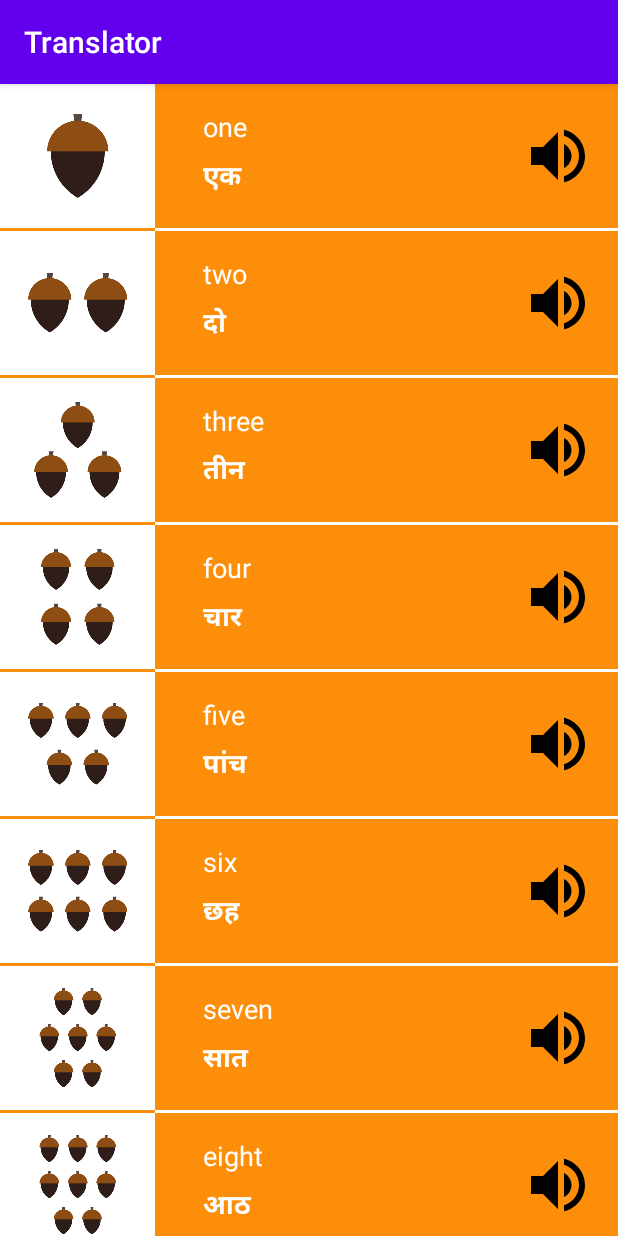
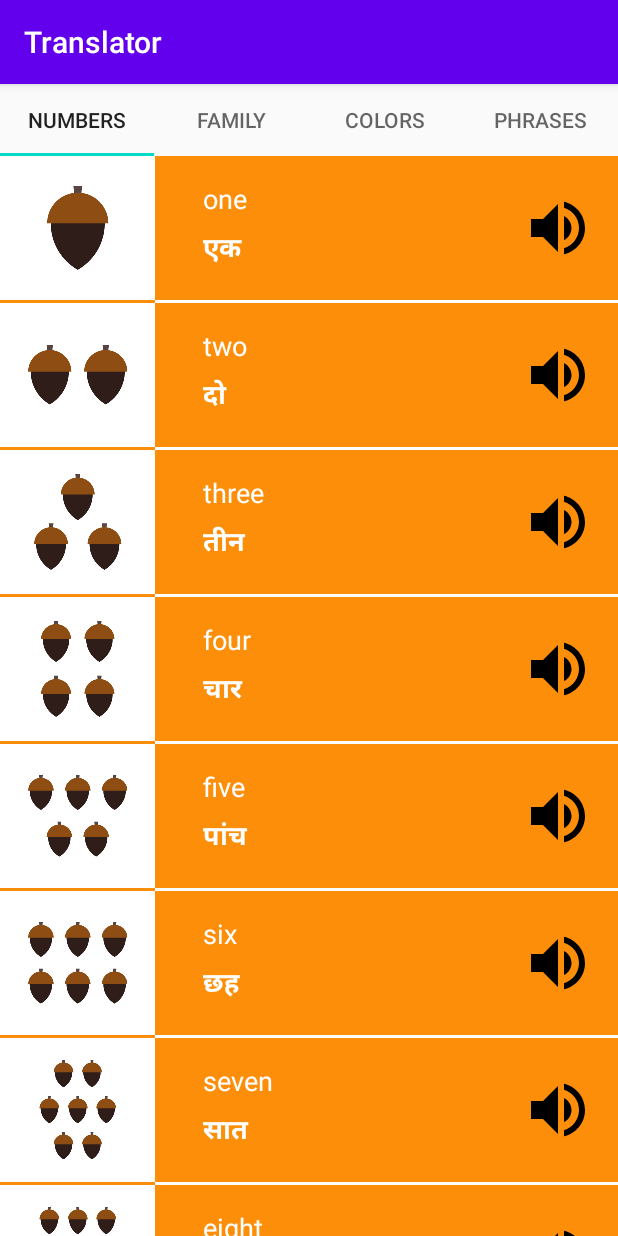
Before and after one commit to kulbirsaini/udacity-translator-app, an Android app: the screen it shows after launch (MainActivity), on a phone screen of 412 x 824 dp. Run offline under Robolectric (Android 15) with nearby library versions, the phone set to English and light mode, and no system bars.

Commit message:
Added TabLayout

```diff
--- a/app/build.gradle
+++ b/app/build.gradle
@@ -32,8 +32,9 @@ dependencies {
     implementation 'androidx.core:core-ktx:1.2.0'
     implementation 'androidx.constraintlayout:constraintlayout:1.1.3'
     implementation 'androidx.viewpager2:viewpager2:1.0.0'
+    implementation 'androidx.recyclerview:recyclerview:1.1.0'
+    implementation 'com.google.android.material:material:1.1.0'
     testImplementation 'junit:junit:4.12'
     androidTestImplementation 'androidx.test.ext:junit:1.1.1'
     androidTestImplementation 'androidx.test.espresso:espresso-core:3.2.0'
-    implementation 'androidx.recyclerview:recyclerview:1.1.0'
 }
--- a/app/src/main/java/com/example/translator/ListFragment.kt
+++ b/app/src/main/java/com/example/translator/ListFragment.kt
@@ -182,18 +182,6 @@ class ListFragment: Fragment(), AudioManager.OnAudioFocusChangeListener {
     override fun onPause() {
         super.onPause()
         Log.e("TransLog", "onPause")
-        mPlayer?.pause()
-    }
-
-    override fun onResume() {
-        super.onResume()
-        Log.e("TransLog", "onResume")
-        mPlayer?.start()
-    }
-
-    override fun onDestroy() {
-        super.onDestroy()
-        Log.e("TransLog", "onDestroy")
         this.releaseMediaPlayerAndAbandonAudioFocus()
     }
 
--- a/app/src/main/java/com/example/translator/MainActivity.kt
+++ b/app/src/main/java/com/example/translator/MainActivity.kt
@@ -4,6 +4,8 @@ import android.os.Bundle
 import android.util.Log
 import androidx.appcompat.app.AppCompatActivity
 import androidx.viewpager2.widget.ViewPager2
+import com.google.android.material.tabs.TabLayout
+import com.google.android.material.tabs.TabLayoutMediator
 
 class MainActivity : AppCompatActivity() {
     private lateinit var viewPager: ViewPager2
@@ -16,6 +18,12 @@ class MainActivity : AppCompatActivity() {
 
         viewPager = findViewById(R.id.pager)
         viewPager.adapter = FragmentAdapter(this)
+
+        val tabLayout = findViewById<TabLayout>(R.id.tabLayout)
+
+        TabLayoutMediator(tabLayout, viewPager) { tab, position ->
+            tab.text = getTabName(position + 1)
+        }.attach()
     }
 
     override fun onBackPressed() {
@@ -27,4 +35,13 @@ class MainActivity : AppCompatActivity() {
             viewPager.currentItem = viewPager.currentItem - 1
         }
     }
+
+    private fun getTabName(fragmentId: Int): String {
+        return when (fragmentId) {
+            ListFragment.FRAGMENT_COLORS -> getString(R.string.category_colors)
+            ListFragment.FRAGMENT_FAMILY_MEMBERS -> getString(R.string.category_family_members)
+            ListFragment.FRAGMENT_PHRASES -> getString(R.string.category_phrases)
+            else -> getString(R.string.category_numbers)
+        }
+    }
 }
--- a/app/src/main/res/layout/activity_main.xml
+++ b/app/src/main/res/layout/activity_main.xml
@@ -1,6 +1,18 @@
 <?xml version="1.0" encoding="utf-8"?>
-<androidx.viewpager2.widget.ViewPager2
-    xmlns:android="http://schemas.android.com/apk/res/android"
-    android:id="@+id/pager"
+<LinearLayout xmlns:android="http://schemas.android.com/apk/res/android"
     android:layout_width="match_parent"
-    android:layout_height="match_parent" />
+    android:layout_height="match_parent"
+    android:orientation="vertical">
+
+    <com.google.android.material.tabs.TabLayout
+        android:id="@+id/tabLayout"
+        android:layout_width="match_parent"
+        android:layout_height="wrap_content" />
+
+    <androidx.viewpager2.widget.ViewPager2
+        android:id="@+id/pager"
+        android:layout_width="match_parent"
+        android:layout_height="0dp"
+        android:layout_weight="1" />
+
+</LinearLayout>
--- a/app/src/main/res/values/strings.xml
+++ b/app/src/main/res/values/strings.xml
@@ -11,7 +11,7 @@
     <string name="category_numbers">Numbers</string>
 
     <!-- Category name for the vocabulary words for family members [CHAR LIMIT=20] -->
-    <string name="category_family_members">Family Members</string>
+    <string name="category_family_members">Family</string>
     <string name="play_alt">Play Audio</string>
     <string name="avatar_alt">Avatar</string>
 </resources>
```
